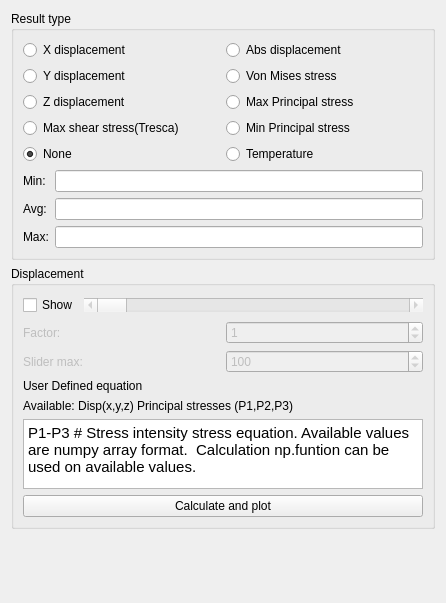
First picture: the form in src/Mod/Fem/TaskPanelShowResult.ui, repository berndhahnebach/All_FreeCAD, before the edit.
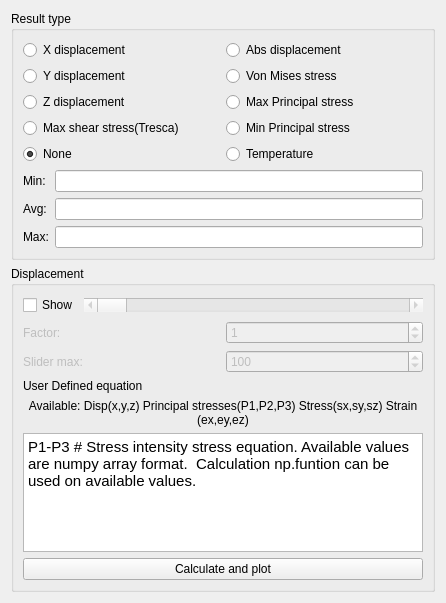
Second picture: the form after the edit. Custom widgets are drawn as their Qt base class.

Commit message: FEM: result task panel, add stress and strain vectors to possible user defined results

Diff of the .ui file:
```diff
--- a/src/Mod/Fem/TaskPanelShowResult.ui
+++ b/src/Mod/Fem/TaskPanelShowResult.ui
@@ -270,8 +270,38 @@
           </item>
           <item>
            <widget class="QLabel" name="user_def_text">
+            <property name="minimumSize">
+             <size>
+              <width>0</width>
+              <height>17</height>
+             </size>
+            </property>
+            <property name="maximumSize">
+             <size>
+              <width>16777215</width>
+              <height>16777215</height>
+             </size>
+            </property>
+            <property name="lineWidth">
+             <number>1</number>
+            </property>
             <property name="text">
-             <string>Available: Disp(x,y,z) Principal stresses (P1,P2,P3)</string>
+             <string>Available: Disp(x,y,z) Principal stresses(P1,P2,P3) Stress(sx,sy,sz) Strain (ex,ey,ez)</string>
+            </property>
+            <property name="scaledContents">
+             <bool>false</bool>
+            </property>
+            <property name="alignment">
+             <set>Qt::AlignCenter</set>
+            </property>
+            <property name="wordWrap">
+             <bool>true</bool>
+            </property>
+            <property name="indent">
+             <number>-1</number>
+            </property>
+            <property name="textInteractionFlags">
+             <set>Qt::NoTextInteraction</set>
             </property>
            </widget>
           </item>
```
The commit also changes 1 other file.
